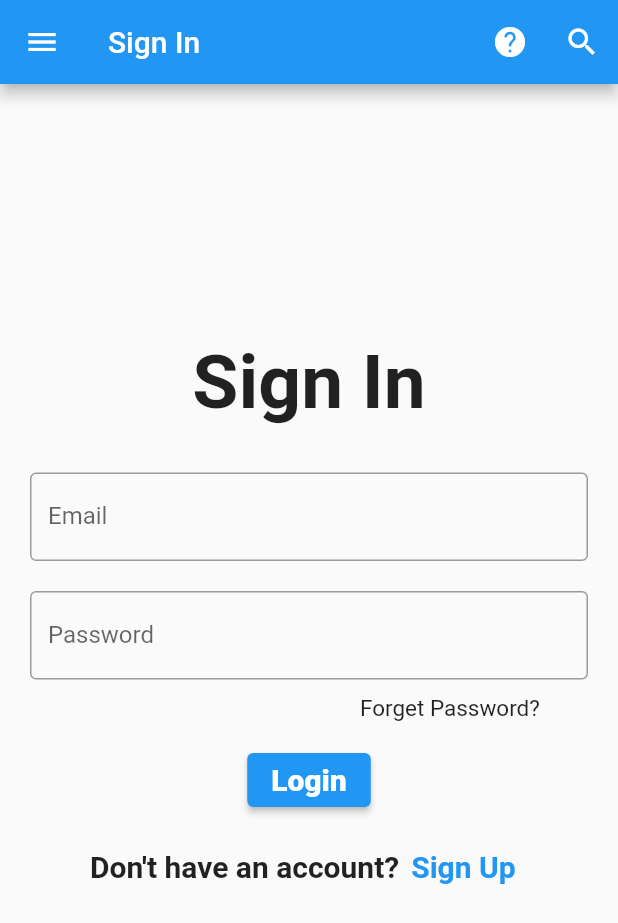
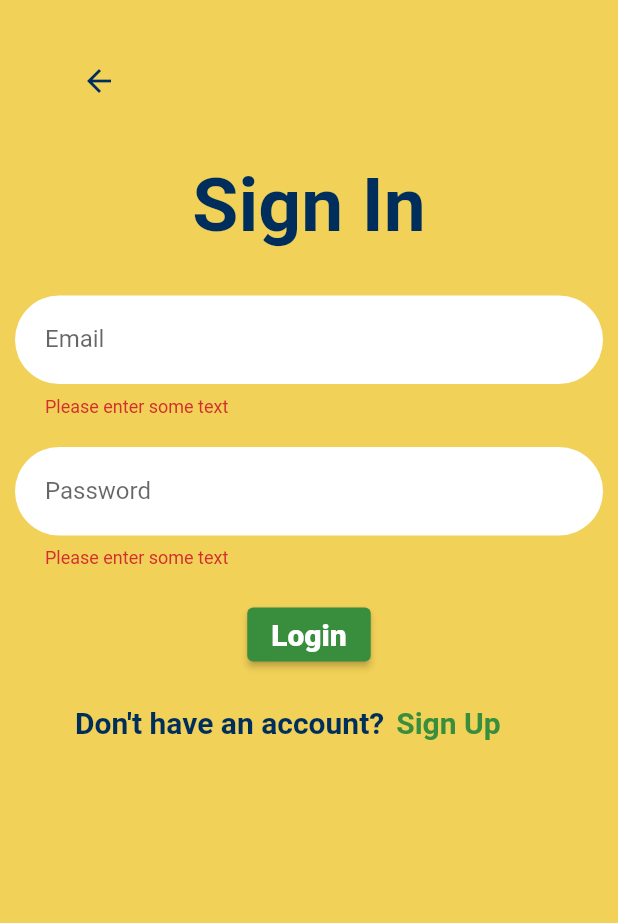
Before and after one commit to khaleddsaadd/Nile-Tubing-Mobile-App, a Flutter app: the SignIn screen opened directly, after a tap on "Login", on a phone screen of 412 x 824 dp. Shown: the top 923 px of the screen. Run offline on Flutter 3.47's test engine with Material 2 defaults, Android fonts, the phone set to English and light mode, and no system bars.

Commit message:
Sign In Updated
Changed from TextFormFields to form , added validation and new layout design.

```diff
--- a/nile_tubing_app/lib/signin.dart
+++ b/nile_tubing_app/lib/signin.dart
@@ -1,72 +1,120 @@
+import 'package:flutter/material.dart';
+import 'Home.dart';
 
-import 'package:flutter/material.dart';
-// import 'forgetPassword.dart';
-// import 'whatsapp.dart';
+class SignIn extends StatefulWidget {
+  @override
+  State<SignIn> createState() => _SignInState();
+}
 
-class SignIn extends StatelessWidget {
+class _SignInState extends State<SignIn> {
+  bool _isObscure = true;
+  final _formKey = GlobalKey<FormState>();
+  final myControllerE = TextEditingController();
+  final myControllerP = TextEditingController();
+
   @override
   Widget build(BuildContext context) {
     return Scaffold(
-      appBar:
-          AppBar(leading: Icon(Icons.menu), title: Text("Sign In"), actions: [
-        IconButton(
-            onPressed: () {
-              print("help");
-            },
-            icon: Icon(Icons.help)),
-        IconButton(onPressed: () => print("search"), icon: Icon(Icons.search))
-      ]),
-      body: Container(
+      backgroundColor: Color(0xFFF1D158),
+      body:
+      Form(
+          key: _formKey,
+          child: ListView(children: <Widget>[
+            Container(
               alignment: Alignment.center,
-        margin: EdgeInsets.all(20),
-        child: Column(
-          children: [
+              margin: EdgeInsets.all(10),
+              child: Column(children: [
+                IconButton(alignment: Alignment(-35, 5),
+            icon: new Icon(Icons.arrow_back, color:Color(0xFF002E5C), ),
+            onPressed: () =>  Navigator.push(context, MaterialPageRoute(builder: (context) => Home()),
+
+         )),
                 SizedBox(
-              height: 150,
+                  height: 50,
                 ),
                 Text(
                   "Sign In",
                   style: TextStyle(
                     fontSize: 50,
                     fontWeight: FontWeight.bold,
+                    color: Color(0xFF002E5C)
                   ),
                 ),
                 SizedBox(height: 30, width: 90),
                 TextFormField(
+                  controller: myControllerE,
+
+
+                  validator: (value) {
+                    if (value == null || value.isEmpty) {
+                      return 'Please enter some text';
+                    }
+                    return null;
+                  },
                   keyboardType: TextInputType.emailAddress,
+
                   decoration: InputDecoration(
-                  border: OutlineInputBorder(),
+                    filled: true,
+                    fillColor: Colors.white,
+                      border: OutlineInputBorder(
+                        borderSide: BorderSide.none,
+                        borderRadius: BorderRadius.circular(50)
+                      ),
                       labelText: 'Email',
-                  hintText: "Email"),
+                      hintText: "Email",
+                      contentPadding: EdgeInsets.all(20.0),),
+
+
                 ),
                 SizedBox(height: 20),
                 TextFormField(
+                  controller: myControllerP,
+                  validator: (value) {
+                    if (value == null || value.isEmpty) {
+                      return 'Please enter some text';
+                    }
+                    return null;
+                  },
                   keyboardType: TextInputType.visiblePassword,
                   decoration: InputDecoration(
-                  border: OutlineInputBorder(),
+
+                     filled: true,
+                     fillColor: Colors.white,
+                      border: OutlineInputBorder(
+                        borderSide: BorderSide.none,
+                        borderRadius: BorderRadius.circular(50)
+                      ),
                       labelText: 'Password',
-                  hintText: "Password"),
+                      hintText: "Password",
+                      contentPadding: EdgeInsets.all(20.0),
+                      ),
+                      obscureText: true,
+
+              //  suffixIcon: IconButton(
+              //   icon: Icon(
+              //     _isObscure ? Icons.visibility : Icons.visibility_off,
+              //   ),
+              //   onPressed: () {
+              //     setState(() {
+              //       _isObscure = !_isObscure;
+              //     });
+              //   },
+              // ),
                 ),
                 SizedBox(height: 10),
-            Row(children: [
-              SizedBox(width: 220),
-             InkWell(
-                // onTap: (){
-                //   Navigator.push(context, MaterialPageRoute(builder: (context) => ,));
-                // },
-                child: Text(
-                  "Forget Password?",
-                  style: TextStyle(
-                    fontSize: 15,
-                  ),
-                ),
-              ),
-            ]),
-            SizedBox(height: 15),
+                Column(
+                  children: [
+                    SizedBox(width: 140),
+                    SizedBox(height: 10),
                     ElevatedButton(
                       onPressed: () {
-                // Respond to button press
+                        if (_formKey.currentState!.validate()) {
+                          Navigator.push(context, MaterialPageRoute(builder: (context) => Home()),
+);
+                        }
                       },
+                      style: ButtonStyle(
+                      backgroundColor: MaterialStateProperty.all(Colors.green[700]),),
                       child: Text(
                         'Login',
                         style: TextStyle(
@@ -78,10 +126,14 @@ class SignIn extends StatelessWidget {
                     SizedBox(height: 10),
                     Row(
                       children: [
+                        SizedBox(height: 50),
                         SizedBox(width: 40),
                         Text(
                           "Don't have an account?",
-                  style: TextStyle(fontSize: 20, fontWeight: FontWeight.bold),
+                          style: TextStyle(
+                              fontSize: 20, fontWeight: FontWeight.bold,
+                              color: Color(0xFF002E5C)),
+
                         ),
                         TextButton(
                           onPressed: () {
@@ -90,7 +142,7 @@ class SignIn extends StatelessWidget {
                           child: Text(
                             "Sign Up",
                             style: TextStyle(
-                      color: Colors.blue,
+                              color: Colors.green[700],
                               fontWeight: FontWeight.bold,
                               fontSize: 20,
                             ),
@@ -100,11 +152,11 @@ class SignIn extends StatelessWidget {
                     )
                   ],
                 ),
-      ),
+              ]),
+            )
+          ])),
     );
   }
 
-  void not() {
-    print("notifications");
+
 }
-}
```
Lines whose indentation alone changed are shown as unchanged.
